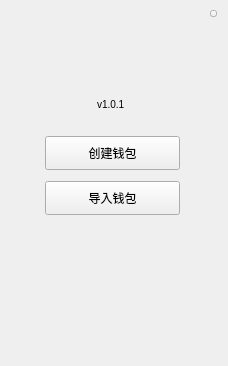
Old version of the form LNKWallet/neworimportwalletwidget.ui in the repository HcashOrg/hx-indicator.
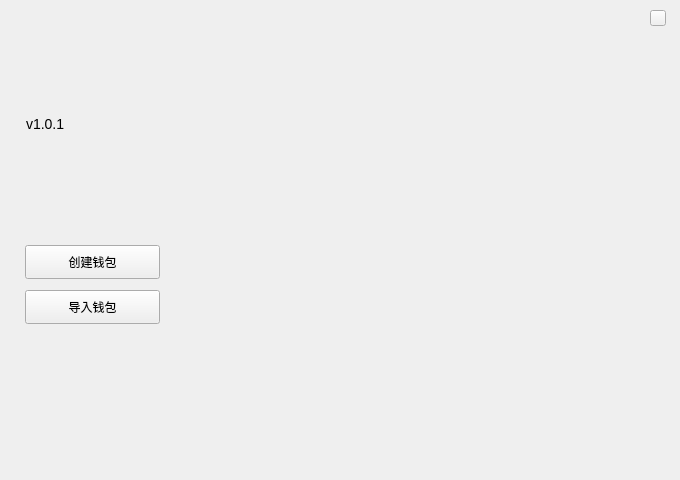
New version of the form.

The edit to the form file:
```diff
--- a/LNKWallet/neworimportwalletwidget.ui
+++ b/LNKWallet/neworimportwalletwidget.ui
@@ -6,8 +6,8 @@
    <rect>
     <x>0</x>
     <y>0</y>
-    <width>228</width>
-    <height>366</height>
+    <width>680</width>
+    <height>480</height>
    </rect>
   </property>
   <property name="windowTitle">
@@ -16,8 +16,8 @@
   <widget class="QToolButton" name="newWalletBtn">
    <property name="geometry">
     <rect>
-     <x>45</x>
-     <y>136</y>
+     <x>25</x>
+     <y>245</y>
      <width>135</width>
      <height>34</height>
     </rect>
@@ -32,8 +32,8 @@
   <widget class="QToolButton" name="importWalletBtn">
    <property name="geometry">
     <rect>
-     <x>45</x>
-     <y>181</y>
+     <x>25</x>
+     <y>290</y>
      <width>135</width>
      <height>34</height>
     </rect>
@@ -48,10 +48,10 @@
   <widget class="QToolButton" name="closeBtn">
    <property name="geometry">
     <rect>
-     <x>210</x>
+     <x>650</x>
      <y>10</y>
-     <width>7</width>
-     <height>7</height>
+     <width>16</width>
+     <height>16</height>
     </rect>
    </property>
    <property name="cursor">
@@ -64,8 +64,8 @@
   <widget class="QLabel" name="label_version">
    <property name="geometry">
     <rect>
-     <x>97</x>
-     <y>94</y>
+     <x>26</x>
+     <y>114</y>
      <width>80</width>
      <height>20</height>
     </rect>
@@ -76,7 +76,7 @@
     </font>
    </property>
    <property name="styleSheet">
-    <string notr="true">font-size: 10px;</string>
+    <string notr="true">font-size: 14px;</string>
    </property>
    <property name="text">
     <string>v1.0.1</string>
```
Left out of the diff: 22 changed lines with no effect on the pictures.
